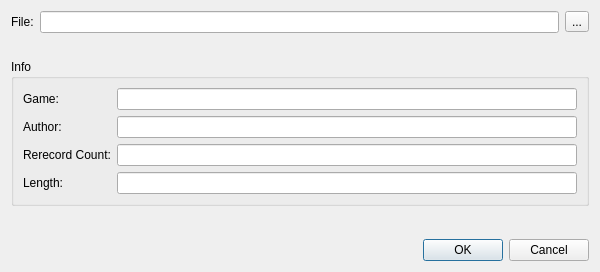
Above: src/citra_qt/movie/movie_play_dialog.ui from benstephens56/citra before the change. Below: the same form after it.
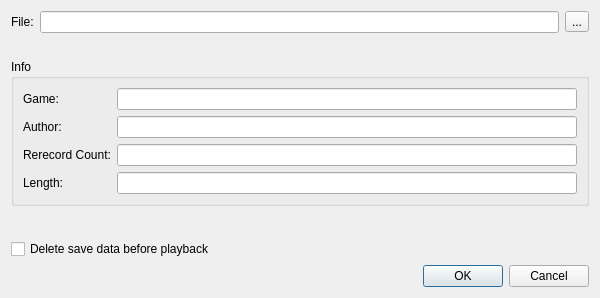
That is the form after the change.

Diff of the .ui file:
```diff
--- a/src/citra_qt/movie/movie_play_dialog.ui
+++ b/src/citra_qt/movie/movie_play_dialog.ui
@@ -124,6 +124,16 @@
      </property>
     </widget>
    </item>
+   <item>
+    <widget class="QCheckBox" name="deleteSaveDataCheckBox">
+     <property name="text">
+      <string>Delete save data before playback</string>
+     </property>
+     <property name="toolTip">
+      <string>Deletes the target game's save data before starting movie playback, for a clean/deterministic start. This setting is remembered for next time.</string>
+     </property>
+    </widget>
+   </item>
    <item>
     <widget class="QDialogButtonBox" name="buttonBox">
      <property name="standardButtons">
```
